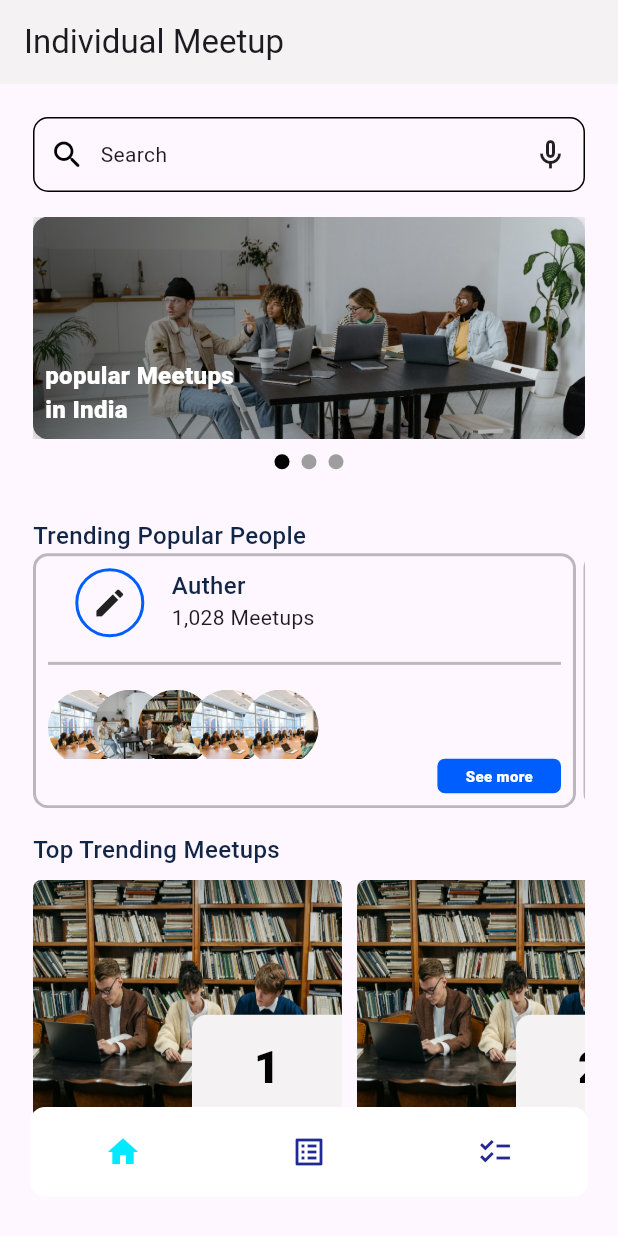
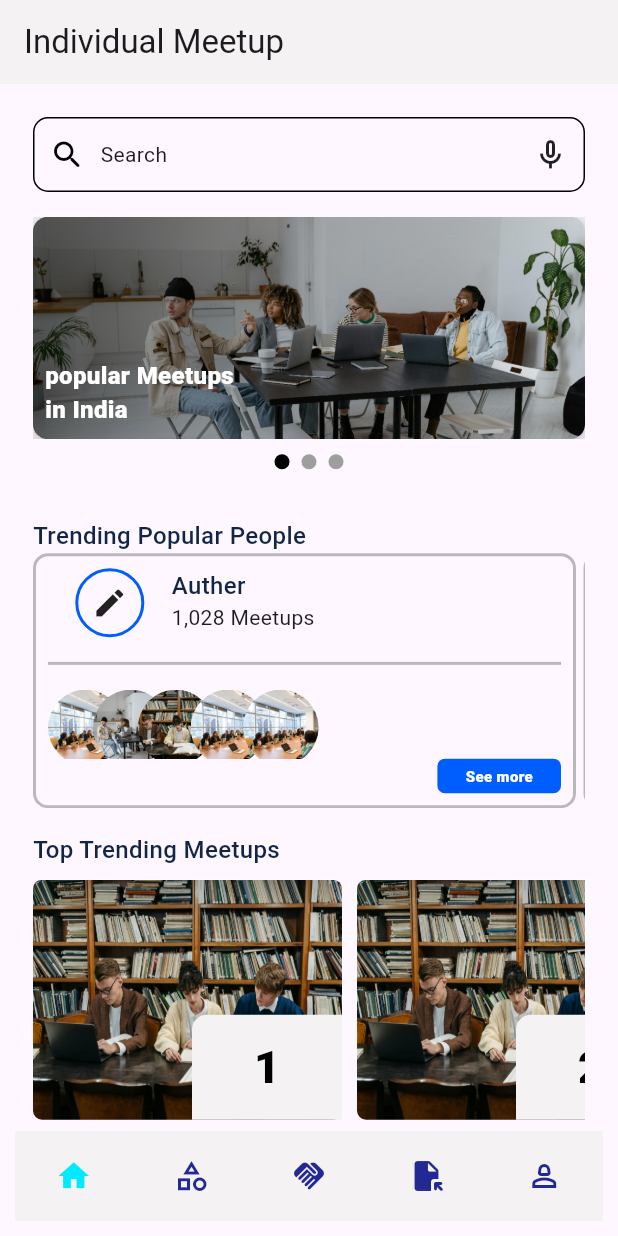
Before and after one commit to swalihh/promilo_assignment, a Flutter app: the screen it shows after launch, on a phone screen of 412 x 824 dp. Run offline on Flutter 3.47's test engine with Material 3 defaults, Android fonts, the phone set to English and light mode, and no system bars; drawn by our look-alikes of smooth_page_indicator; our stand-ins replace either_dart, flutter_bloc.

Commit message:
Bottom bar completed

```diff
--- a/lib/resources/widgets/bottom_nav_bar.dart
+++ b/lib/resources/widgets/bottom_nav_bar.dart
@@ -1,7 +1,6 @@
 import 'package:flutter/material.dart';
 import 'package:promilo/resources/constants/colors.dart';
 import 'package:promilo/view/home.dart';
-
 
 class Start extends StatefulWidget {
   const Start({super.key});
@@ -12,7 +11,7 @@ class Start extends StatefulWidget {
 
 class _StartState extends State<Start> {
   int currentPage = 0;
-  List<Widget> pages = [ HomePage()];
+  List<Widget> pages = [HomePage()];
   @override
   Widget build(BuildContext context) {
     return Stack(
@@ -46,19 +45,19 @@ class NavBar extends StatelessWidget {
   @override
   Widget build(BuildContext context) {
     return Material(
-      color: Colors.transparent,
       child: Container(
-        margin: const EdgeInsets.only(left: 10, right: 10, bottom: 16),
-        decoration: BoxDecoration(
-          borderRadius: BorderRadius.circular(10),
-          color: AppColors.bagroundWhite
-        ),
+        decoration: const BoxDecoration(color: AppColors.appbarColor),
         height: 60,
         child: Row(
           children: [
             navItem(Icons.home, pageIndex == 0, ontap: () => ontap(0)),
-            navItem(Icons.list_alt, pageIndex == 1, ontap: () => ontap(1)),
-            navItem(Icons.checklist, pageIndex == 2, ontap: () => ontap(2)),
+            navItem(Icons.category_outlined, pageIndex == 1,
+                ontap: () => ontap(1)),
+            navItem(Icons.handshake, pageIndex == 2, ontap: () => ontap(2)),
+            navItem(Icons.file_open_rounded, pageIndex == 3,
+                ontap: () => ontap(3)),
+            navItem(Icons.person_2_outlined, pageIndex == 4,
+                ontap: () => ontap(4)),
           ],
         ),
       ),
@@ -71,7 +70,7 @@ class NavBar extends StatelessWidget {
       onTap: ontap,
       child: Icon(icon,
           color: selected
-              ?const Color.fromARGB(255, 0, 234, 255)
+              ? const Color.fromARGB(255, 0, 234, 255)
               : AppColors.buttoncolor),
     ));
   }
```
